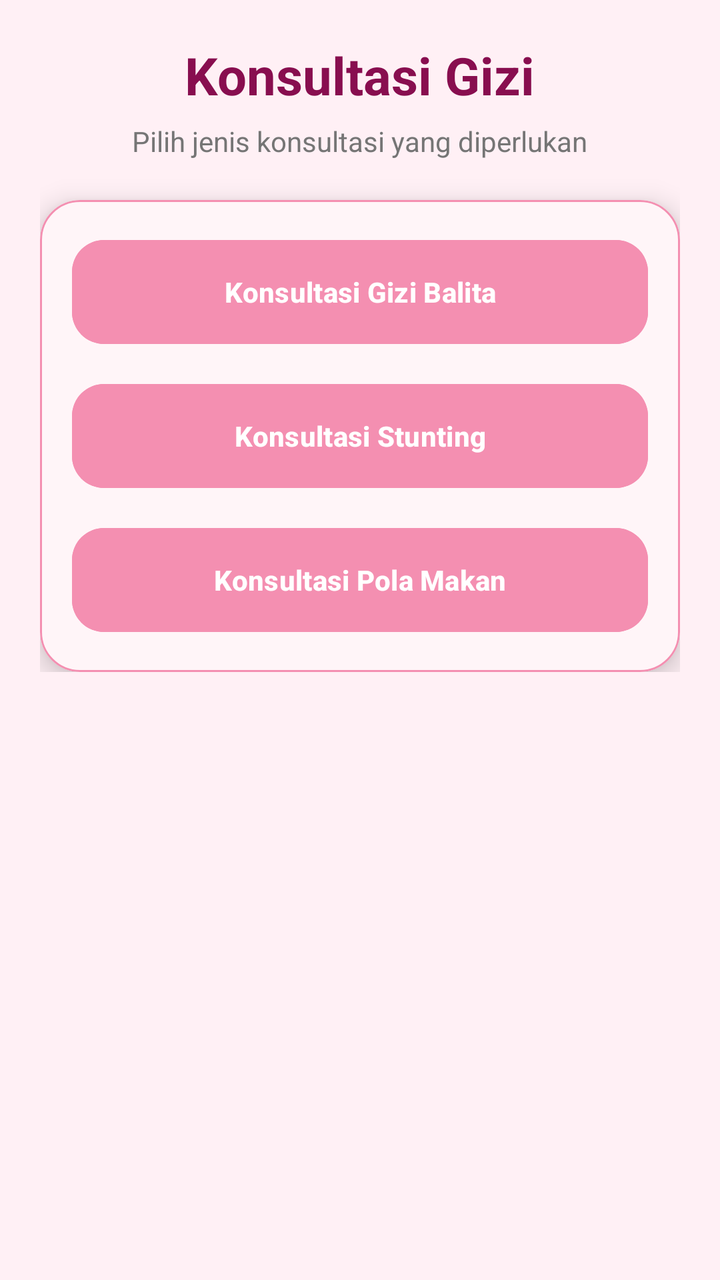
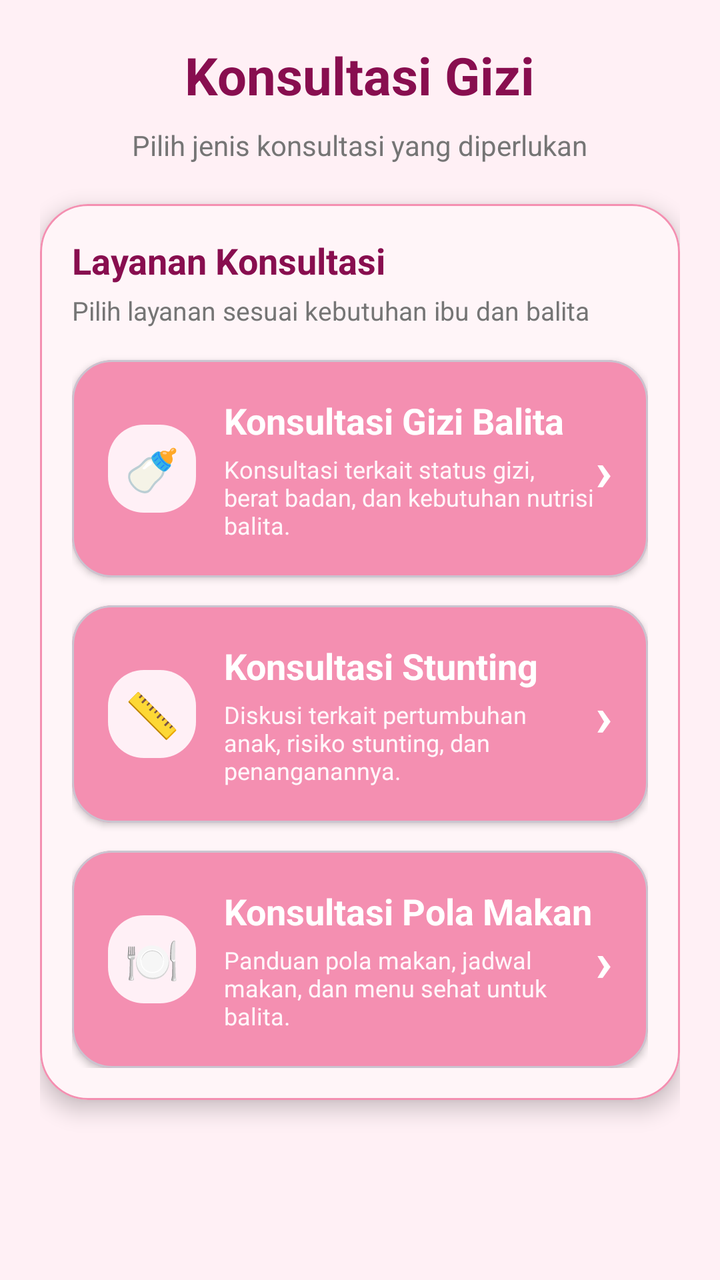

The first picture is an Android layout as it rendered before a commit; the second is the same layout after the commit. The layout source and the unified diff follow.
<!-- AndroidManifest.xml: application theme Theme.SiBunda -->
<!-- res/layout/fragment_konsultasi.xml -->
<?xml version="1.0" encoding="utf-8"?>
<ScrollView xmlns:android="http://schemas.android.com/apk/res/android"
    xmlns:app="http://schemas.android.com/apk/res-auto"
    android:id="@+id/main"
    android:layout_width="match_parent"
    android:layout_height="match_parent"
    android:background="@color/bg_pink_soft">


    <LinearLayout
        android:layout_width="match_parent"
        android:layout_height="wrap_content"
        android:orientation="vertical"
        android:padding="20dp">


        
        <TextView
            android:layout_width="wrap_content"
            android:layout_height="wrap_content"
            android:text="Konsultasi Gizi"
            android:textSize="26sp"
            android:textStyle="bold"
            android:textColor="@color/text_dark_pink"
            android:layout_gravity="center" />


        
        <TextView
            android:layout_width="wrap_content"
            android:layout_height="wrap_content"
            android:text="Pilih jenis konsultasi yang diperlukan"
            android:textSize="14sp"
            android:textColor="@color/text_gray"
            android:layout_marginTop="6dp"
            android:layout_marginBottom="20dp"
            android:layout_gravity="center" />


        
        <com.google.android.material.card.MaterialCardView
            android:layout_width="match_parent"
            android:layout_height="wrap_content"
            app:cardCornerRadius="20dp"
            app:cardElevation="8dp"
            app:strokeColor="@color/stroke_pink"
            app:strokeWidth="1dp"
            android:backgroundTint="@color/bg_container_pink">


            <LinearLayout
                android:layout_width="match_parent"
                android:layout_height="wrap_content"
                android:orientation="vertical"
                android:padding="16dp">


                <com.google.android.material.button.MaterialButton
                    android:id="@+id/btnGiziBalita"
                    android:layout_width="match_parent"
                    android:layout_height="60dp"
                    android:text="Konsultasi Gizi Balita"
                    android:textColor="@color/white"
                    android:textStyle="bold"
                    android:backgroundTint="@color/main_pink"
                    app:cornerRadius="16dp" />


                <com.google.android.material.button.MaterialButton
                    android:id="@+id/btnStunting"
                    android:layout_width="match_parent"
                    android:layout_height="60dp"
                    android:layout_marginTop="12dp"
                    android:text="Konsultasi Stunting"
                    android:textColor="@color/white"
                    android:textStyle="bold"
                    android:backgroundTint="@color/main_pink"
                    app:cornerRadius="16dp" />


                <com.google.android.material.button.MaterialButton
                    android:id="@+id/btnPolaMakan"
                    android:layout_width="match_parent"
                    android:layout_height="60dp"
                    android:layout_marginTop="12dp"
                    android:text="Konsultasi Pola Makan"
                    android:textColor="@color/white"
                    android:textStyle="bold"
                    android:backgroundTint="@color/main_pink"
                    app:cornerRadius="16dp" />


            </LinearLayout>


        </com.google.android.material.card.MaterialCardView>


    </LinearLayout>
</ScrollView>
<!-- resources referenced by this layout -->
<resources>
  <color name="bg_container_pink">#FFF5F8</color>
  <color name="bg_pink_soft">#FFF0F5</color>
  <color name="main_pink">#F48FB1</color>
  <color name="stroke_pink">#F48FB1</color>
  <color name="text_dark_pink">#880E4F</color>
  <color name="text_gray">#757575</color>
  <color name="white">#FFFFFFFF</color>
  <style name="Theme.SiBunda" parent="Base.Theme.SiBunda" />
  <style name="Base.Theme.SiBunda" parent="Theme.Material3.DayNight.NoActionBar">
          <item name="colorPrimary">@color/primary</item>
          <item name="colorOnPrimary">@color/onPrimary</item>
          <item name="colorPrimaryContainer">@color/primaryContainer</item>
          <item name="colorOnPrimaryContainer">@color/onPrimaryContainer</item>
          <item name="colorSecondary">@color/secondary</item>
          <item name="colorOnSecondary">@color/onSecondary</item>
          <item name="colorSecondaryContainer">@color/secondaryContainer</item>
          <item name="colorOnSecondaryContainer">@color/onSecondaryContainer</item>
          <item name="android:windowBackground">@color/background</item>
          <item name="colorSurface">@color/surface</item>
          <item name="colorOnSurface">@color/onSurface</item>
      </style>
  <color name="primary">#F48FB1</color>
  <color name="onPrimary">#FFFFFF</color>
  <color name="primaryContainer">#FFD6E7</color>
  <color name="onPrimaryContainer">#3B001A</color>
  <color name="secondary">#7BB8FF</color>
  <color name="onSecondary">#FFFFFF</color>
  <color name="secondaryContainer">#D1E4FF</color>
  <color name="onSecondaryContainer">#001D36</color>
  <color name="background">#FFFBFD</color>
  <color name="surface">#FFFBFD</color>
  <color name="onSurface">#1F1A1C</color>
</resources>

<!-- the commit's change to res/layout/fragment_konsultasi.xml (unified diff, before → after) -->
@@ -1,11 +1,10 @@
 <?xml version="1.0" encoding="utf-8"?>
 <ScrollView xmlns:android="http://schemas.android.com/apk/res/android"
     xmlns:app="http://schemas.android.com/apk/res-auto"
-    android:id="@+id/main"
     android:layout_width="match_parent"
     android:layout_height="match_parent"
-    android:background="@color/bg_pink_soft">
-
+    android:background="@color/bg_pink_soft"
+    android:fillViewport="true">
 
     <LinearLayout
         android:layout_width="match_parent"
@@ -13,40 +12,35 @@
         android:orientation="vertical"
         android:padding="20dp">
 
-
-        
         <TextView
+            android:id="@+id/tvTitleKonsultasi"
             android:layout_width="wrap_content"
             android:layout_height="wrap_content"
+            android:layout_gravity="center"
             android:text="Konsultasi Gizi"
+            android:textColor="@color/text_dark_pink"
             android:textSize="26sp"
-            android:textStyle="bold"
-            android:textColor="@color/text_dark_pink"
-            android:layout_gravity="center" />
-
-
-        
+            android:textStyle="bold" />
+
         <TextView
+            android:id="@+id/tvSubtitleKonsultasi"
             android:layout_width="wrap_content"
             android:layout_height="wrap_content"
+            android:layout_gravity="center"
+            android:layout_marginTop="8dp"
             android:text="Pilih jenis konsultasi yang diperlukan"
-            android:textSize="14sp"
             android:textColor="@color/text_gray"
-            android:layout_marginTop="6dp"
-            android:layout_marginBottom="20dp"
-            android:layout_gravity="center" />
-
-
-        
+            android:textSize="14sp" />
+
         <com.google.android.material.card.MaterialCardView
             android:layout_width="match_parent"
             android:layout_height="wrap_content"
-            app:cardCornerRadius="20dp"
-            app:cardElevation="8dp"
+            android:layout_marginTop="20dp"
+            app:cardBackgroundColor="@color/bg_container_pink"
+            app:cardCornerRadius="24dp"
+            app:cardElevation="6dp"
             app:strokeColor="@color/stroke_pink"
-            app:strokeWidth="1dp"
-            android:backgroundTint="@color/bg_container_pink">
-
+            app:strokeWidth="1dp">
 
             <LinearLayout
                 android:layout_width="match_parent"
@@ -54,47 +48,221 @@
                 android:orientation="vertical"
                 android:padding="16dp">
 
-
-                <com.google.android.material.button.MaterialButton
-                    android:id="@+id/btnGiziBalita"
+                <TextView
+                    android:layout_width="wrap_content"
+                    android:layout_height="wrap_content"
+                    android:text="Layanan Konsultasi"
+                    android:textColor="@color/text_dark_pink"
+                    android:textSize="18sp"
+                    android:textStyle="bold" />
+
+                <TextView
+                    android:layout_width="wrap_content"
+                    android:layout_height="wrap_content"
+                    android:layout_marginTop="4dp"
+                    android:text="Pilih layanan sesuai kebutuhan ibu dan balita"
+                    android:textColor="@color/text_gray"
+                    android:textSize="13sp" />
+
+                
+                <com.google.android.material.card.MaterialCardView
+                    android:id="@+id/cardKonsultasiGiziBalita"
                     android:layout_width="match_parent"
-                    android:layout_height="60dp"
-                    android:text="Konsultasi Gizi Balita"
-                    android:textColor="@color/white"
-                    android:textStyle="bold"
-                    android:backgroundTint="@color/main_pink"
-                    app:cornerRadius="16dp" />
-
-
-                <com.google.android.material.button.MaterialButton
-                    android:id="@+id/btnStunting"
+                    android:layout_height="wrap_content"
+                    android:layout_marginTop="16dp"
+                    android:clickable="true"
+                    android:focusable="true"
+                    android:foreground="?attr/selectableItemBackground"
+                    app:cardBackgroundColor="@color/main_pink"
+                    app:cardCornerRadius="20dp"
+                    app:cardElevation="2dp">
+
+                    <LinearLayout
+                        android:layout_width="match_parent"
+                        android:layout_height="wrap_content"
+                        android:gravity="center_vertical"
+                        android:orientation="horizontal"
+                        android:padding="18dp">
+
+                        <TextView
+                            android:layout_width="44dp"
+                            android:layout_height="44dp"
+                            android:background="@drawable/bg_home_soft_circle"
+                            android:gravity="center"
+                            android:text="🍼"
+                            android:textSize="22sp" />
+
+                        <LinearLayout
+                            android:layout_width="0dp"
+                            android:layout_height="wrap_content"
+                            android:layout_marginStart="14dp"
+                            android:layout_weight="1"
+                            android:orientation="vertical">
+
+                            <TextView
+                                android:layout_width="wrap_content"
+                                android:layout_height="wrap_content"
+                                android:text="Konsultasi Gizi Balita"
+                                android:textColor="@color/white"
+                                android:textSize="18sp"
+                                android:textStyle="bold" />
+
+                            <TextView
+                                android:layout_width="wrap_content"
+                                android:layout_height="wrap_content"
+                                android:layout_marginTop="4dp"
+                                android:text="Konsultasi terkait status gizi, berat badan, dan kebutuhan nutrisi balita."
+                                android:textColor="#FFF6FA"
+                                android:textSize="12sp" />
+
+                        </LinearLayout>
+
+                        <TextView
+                            android:layout_width="wrap_content"
+                            android:layout_height="wrap_content"
+                            android:text="›"
+                            android:textColor="@color/white"
+                            android:textSize="28sp"
+                            android:textStyle="bold" />
+
+                    </LinearLayout>
+
+                </com.google.android.material.card.MaterialCardView>
+
+                
+                <com.google.android.material.card.MaterialCardView
+                    android:id="@+id/cardKonsultasiStunting"
                     android:layout_width="match_parent"
-                    android:layout_height="60dp"
-                    android:layout_marginTop="12dp"
-                    android:text="Konsultasi Stunting"
-                    android:textColor="@color/white"
-                    android:textStyle="bold"
-                    android:backgroundTint="@color/main_pink"
-                    app:cornerRadius="16dp" />
-
-
-                <com.google.android.material.button.MaterialButton
-                    android:id="@+id/btnPolaMakan"
+                    android:layout_height="wrap_content"
+                    android:layout_marginTop="14dp"
+                    android:clickable="true"
+                    android:focusable="true"
+                    android:foreground="?attr/selectableItemBackground"
+                    app:cardBackgroundColor="@color/main_pink"
+                    app:cardCornerRadius="20dp"
+                    app:cardElevation="2dp">
+
+                    <LinearLayout
+                        android:layout_width="match_parent"
+                        android:layout_height="wrap_content"
+                        android:gravity="center_vertical"
+                        android:orientation="horizontal"
+                        android:padding="18dp">
+
+                        <TextView
+                            android:layout_width="44dp"
+                            android:layout_height="44dp"
+                            android:background="@drawable/bg_home_soft_circle"
+                            android:gravity="center"
+                            android:text="📏"
+                            android:textSize="22sp" />
+
+                        <LinearLayout
+                            android:layout_width="0dp"
+                            android:layout_height="wrap_content"
+                            android:layout_marginStart="14dp"
+                            android:layout_weight="1"
+                            android:orientation="vertical">
+
+                            <TextView
+                                android:layout_width="wrap_content"
+                                android:layout_height="wrap_content"
+                                android:text="Konsultasi Stunting"
+                                android:textColor="@color/white"
+                                android:textSize="18sp"
+                                android:textStyle="bold" />
+
+                            <TextView
+                                android:layout_width="wrap_content"
+                                android:layout_height="wrap_content"
+                                android:layout_marginTop="4dp"
+                                android:text="Diskusi terkait pertumbuhan anak, risiko stunting, dan penanganannya."
+                                android:textColor="#FFF6FA"
+                                android:textSize="12sp" />
+
+                        </LinearLayout>
+
+                        <TextView
+                            android:layout_width="wrap_content"
+                            android:layout_height="wrap_content"
+                            android:text="›"
+                            android:textColor="@color/white"
+                            android:textSize="28sp"
+                            android:textStyle="bold" />
+
+                    </LinearLayout>
+
+                </com.google.android.material.card.MaterialCardView>
+
+                
+                <com.google.android.material.card.MaterialCardView
+                    android:id="@+id/cardKonsultasiPolaMakan"
                     android:layout_width="match_parent"
-                    android:layout_height="60dp"
-                    android:layout_marginTop="12dp"
-                    android:text="Konsultasi Pola Makan"
-                    android:textColor="@color/white"
-                    android:textStyle="bold"
-                    android:backgroundTint="@color/main_pink"
-                    app:cornerRadius="16dp" />
-
+                    android:layout_height="wrap_content"
+                    android:layout_marginTop="14dp"
+                    android:clickable="true"
+                    android:focusable="true"
+                    android:foreground="?attr/selectableItemBackground"
+                    app:cardBackgroundColor="@color/main_pink"
+                    app:cardCornerRadius="20dp"
+                    app:cardElevation="2dp">
+
+                    <LinearLayout
+                        android:layout_width="match_parent"
+                        android:layout_height="wrap_content"
+                        android:gravity="center_vertical"
+                        android:orientation="horizontal"
+                        android:padding="18dp">
+
+                        <TextView
+                            android:layout_width="44dp"
+                            android:layout_height="44dp"
+                            android:background="@drawable/bg_home_soft_circle"
+                            android:gravity="center"
+                            android:text="🍽️"
+                            android:textSize="22sp" />
+
+                        <LinearLayout
+                            android:layout_width="0dp"
+                            android:layout_height="wrap_content"
+                            android:layout_marginStart="14dp"
+                            android:layout_weight="1"
+                            android:orientation="vertical">
+
+                            <TextView
+                                android:layout_width="wrap_content"
+                                android:layout_height="wrap_content"
+                                android:text="Konsultasi Pola Makan"
+                                android:textColor="@color/white"
+                                android:textSize="18sp"
+                                android:textStyle="bold" />
+
+                            <TextView
+                                android:layout_width="wrap_content"
+                                android:layout_height="wrap_content"
+                                android:layout_marginTop="4dp"
+                                android:text="Panduan pola makan, jadwal makan, dan menu sehat untuk balita."
+                                android:textColor="#FFF6FA"
+                                android:textSize="12sp" />
+
+                        </LinearLayout>
+
+                        <TextView
+                            android:layout_width="wrap_content"
+                            android:layout_height="wrap_content"
+                            android:text="›"
+                            android:textColor="@color/white"
+                            android:textSize="28sp"
+                            android:textStyle="bold" />
+
+                    </LinearLayout>
+
+                </com.google.android.material.card.MaterialCardView>
 
             </LinearLayout>
 
-
         </com.google.android.material.card.MaterialCardView>
 
-
     </LinearLayout>
+
 </ScrollView>
<!-- resource entries referenced after the edit -->
@@ -7,6 +7,15 @@
   <color name="text_dark_pink">#880E4F</color>
   <color name="text_gray">#757575</color>
   <color name="white">#FFFFFFFF</color>
+  <!-- drawable bg_home_soft_circle (drawable) -->
+  <?xml version="1.0" encoding="utf-8"?>
+  <shape xmlns:android="http://schemas.android.com/apk/res/android"
+      android:shape="rectangle">
+  
+      <solid android:color="#FFF0F6" />
+      <corners android:radius="18dp" />
+  
+  </shape>
   <style name="Theme.SiBunda" parent="Base.Theme.SiBunda" />
   <style name="Base.Theme.SiBunda" parent="Theme.Material3.DayNight.NoActionBar">
           <item name="colorPrimary">@color/primary</item>
